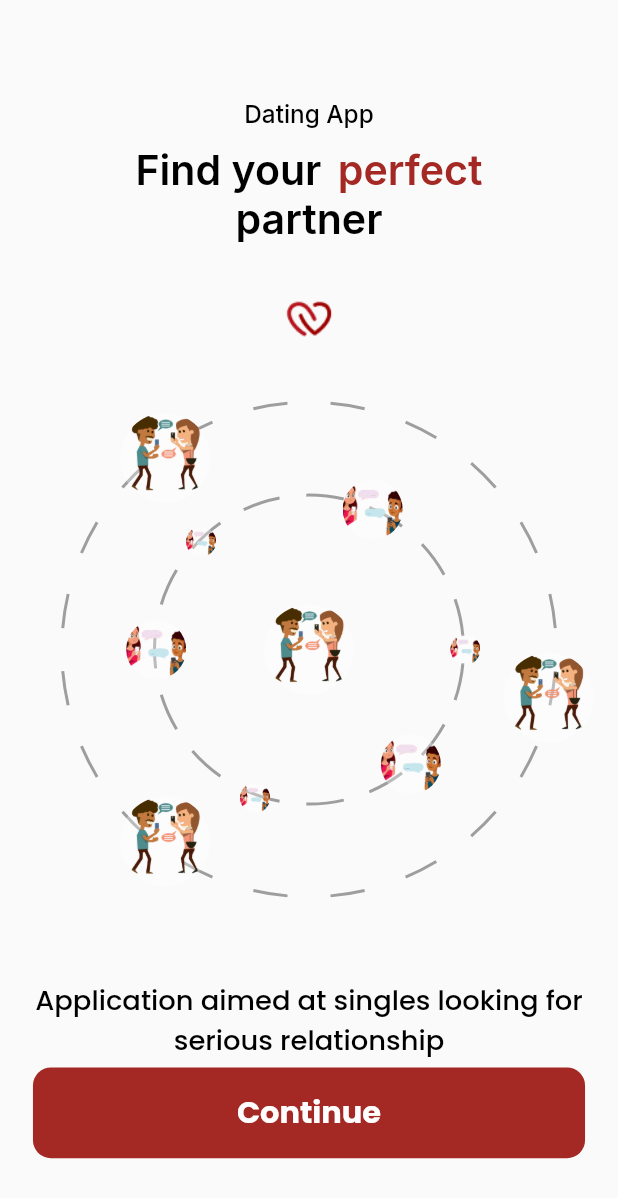
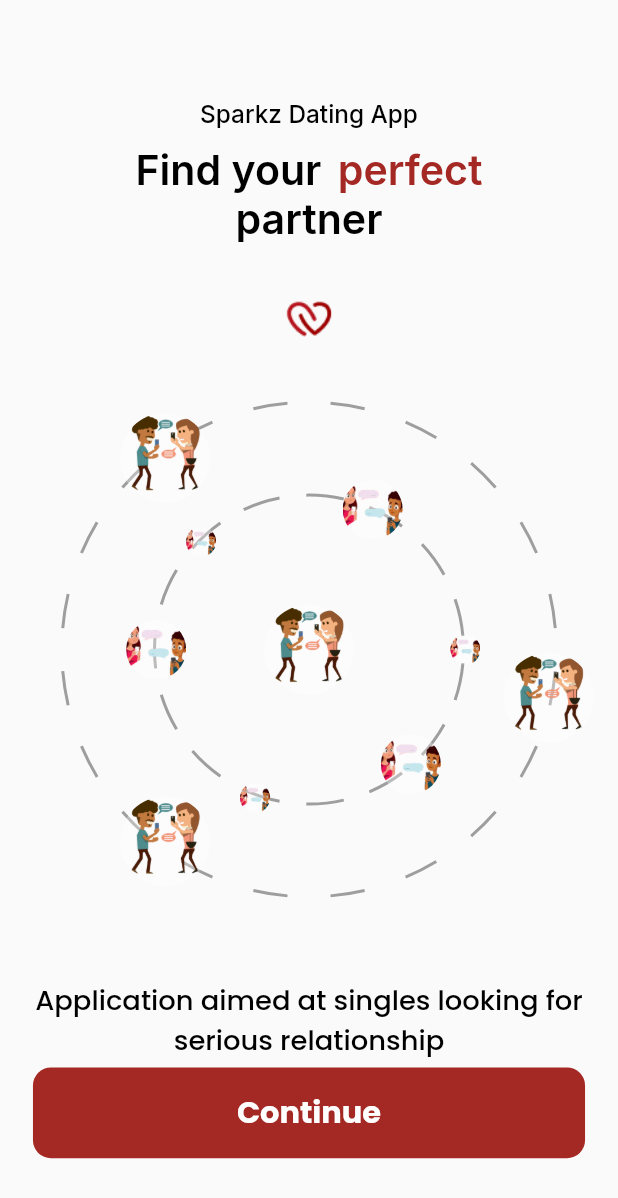
Before and after one commit to olawills/Sparkz-Dating-App, a Flutter app: the screen it shows after launch, on a phone screen of 412 x 824 dp. Shown: the top 1198 px of the screen. Run offline on Flutter 3.47's test engine with Material 2 defaults, Android fonts, the phone set to English and light mode, and no system bars; our stand-ins replace awesome_notifications, bloc, cached_network_image, connectivity_plus, dartz, dio and 14 more; missing offline and left inert: coolicons; accounts and stored records are empty; project files that could hold a hidden picture were left out.

Commit message:
going public ☁️ 😃

```diff
--- a/lib/app/common/constants/app_constant.dart
+++ b/lib/app/common/constants/app_constant.dart
@@ -8,7 +8,7 @@ const Duration veryLongDuration = Duration(seconds: 3);
 const profileUrl =
     "https://media.istockphoto.com/id/1451587807/vector/user-profile-icon-vector-avatar-or-person-icon-profile-picture-portrait-symbol-vector.jpg?s=612x612&w=0&k=20&c=yDJ4ITX1cHMh25Lt1vI1zBn2cAKKAlByHBvPJ8gEiIg=";
 
-String kAppName = 'Dating App';
+String kAppName = 'Sparkz Dating App';
 String firstPage = 'Find your';
 
 String pageOne =
--- a/lib/app/core/domain/dating_app.dart
+++ b/lib/app/core/domain/dating_app.dart
@@ -1,10 +1,28 @@
+import 'package:awesome_notifications/awesome_notifications.dart';
 import 'package:dating_app/app/common/common.dart';
 import 'package:dating_app/app/core/core.dart';
 import 'package:dating_app/app/core/routes/app_router.dart';
+import 'package:dating_app/app/core/services/push_notification.dart';
 import 'package:flutter_screenutil/flutter_screenutil.dart';
 
-class SparkzConfig extends StatelessWidget {
+class SparkzConfig extends StatefulWidget {
   const SparkzConfig({super.key});
+
+  @override
+  State<SparkzConfig> createState() => _SparkzConfigState();
+}
+
+class _SparkzConfigState extends State<SparkzConfig> {
+  @override
+  void initState() {
+    super.initState();
+
+    // ** Initialize Push Notifications
+    FirebasePushNotificationServce.getDeviceToken();
+    FirebasePushNotificationServce.requestPermission();
+    FirebasePushNotificationServce.initializeNotification();
+    AwesomeNotifications().requestPermissionToSendNotifications();
+  }
 
   @override
   Widget build(BuildContext context) {
--- a/lib/app/core/services/app_tokens.dart
+++ b/lib/app/core/services/app_tokens.dart
@@ -3,8 +3,21 @@ class AppTokens {
   static String hasSeenOnboardingKey = 'hasSeenOnboardingKey';
   static String authToken = 'auth_token';
   static String infoToken = 'info_token';
-  static String userDetails = 'users';
-  static String fistName = 'firstName';
+  // static String userDetails = 'users';
+  // static String fistName = 'firstName';
+  // static String lastName = 'lastName';
+  // static String userEmail = 'email';
+
+  static String firstName = 'firstName';
   static String lastName = 'lastName';
-  static String userEmail = 'email';
+  static String email = 'email';
+  static String loggedIn = 'auth_token';
+  static String firstTime = 'FirstTime';
+  static String userDetails = 'user_data';
+  static String gender = 'gender';
+  static String interest = 'interest';
+  static String profilePicture = 'ProfilePicture';
+  static String finishedOtp = '';
+  static String token = 'access_token';
+  static String pushNotificationToken = "FCM";
 }
--- a/lib/app/core/services/auth_local_data_source.dart
+++ b/lib/app/core/services/auth_local_data_source.dart
@@ -1,6 +1,8 @@
 import 'package:dating_app/app/common/common.dart';
 import 'package:dating_app/presentation/auth/data/models/user.dart';
 import 'package:shared_preferences/shared_preferences.dart';
+
+import 'app_tokens.dart';
 
 class LocalDataStorage {
   static final LocalDataStorage instance = LocalDataStorage._init();
@@ -13,18 +15,18 @@ class LocalDataStorage {
     return _prefs!;
   }
 
-  final String _firstName = 'firstName';
-  final String _lastName = 'lastName';
-  final String _email = 'email';
-  final String _loggedIn = 'auth_token';
-  final String _firstTime = 'FirstTime';
-  final _userDetails = 'user_data';
-  final String _gender = 'gender';
-  final String _interest = 'interest';
-  final String _profilePicture = 'ProfilePicture';
+  final String _firstName = AppTokens.firstName;
+  final String _lastName = AppTokens.lastName;
+  final String _email = AppTokens.email;
+  final String _loggedIn = AppTokens.loggedIn;
+  final String _firstTime = AppTokens.firstTime;
+  final _userDetails = AppTokens.userDetails;
+  final String _gender = AppTokens.gender;
+  final String _interest = AppTokens.gender;
+  final String _profilePicture = AppTokens.profilePicture;
   final String _finishedOtp = '';
-  final String _token = 'access_token';
-  final String _pushNotificationToken = "FCM";
+  final String _token = AppTokens.token;
+  final String _pushNotificationToken = AppTokens.pushNotificationToken;
 
   Future<bool> setFirstTime() async {
     final pref = await instance.prefs;
--- a/lib/app/core/services/push_notification.dart
+++ b/lib/app/core/services/push_notification.dart
@@ -1,3 +1,5 @@
+import 'package:awesome_notifications/awesome_notifications.dart';
+import 'package:dating_app/app/core/logger/app_logger.dart';
 import 'package:dating_app/app/core/services/auth_local_data_source.dart';
 import 'package:firebase_messaging/firebase_messaging.dart';
 import 'package:flutter/material.dart';
@@ -6,11 +8,63 @@ class FirebasePushNotificationServce {
   FirebasePushNotificationServce._();
   static FirebaseMessaging firebaseMessaging = FirebaseMessaging.instance;
 
-  static void init() {
+  static void getDeviceToken() {
     // ** get notification token
     firebaseMessaging.getToken().then((value) async {
       debugPrint("getToken :$value");
       await LocalDataStorage.instance.saveNotificationMessage(value!);
     });
   }
+
+  static Future<void> initializeNotification() async {
+    AwesomeNotifications().initialize(
+      null,
+      [
+        NotificationChannel(
+            channelKey: "Sparkz Dating App",
+            channelName: "Sparkz Dating App",
+            channelDescription: "Notification channel for Sparkz Dating App",
+            importance: NotificationImportance.High,
+            icon: 'resource://drawable/background.png'),
+      ],
+    );
+  }
+
+  static Future<void> onMessageListen() async {
+    FirebaseMessaging.onMessage.listen((RemoteMessage message) async {
+      Log.info("....................................onMessage..........");
+      Log.info(
+          "onMessage: ${message.notification?.title}/${message.notification?.body}");
+
+      await AwesomeNotifications().createNotification(
+        content: NotificationContent(
+          id: 0,
+          channelKey: "Sparks Dating App",
+          title: message.notification?.title,
+          body: message.notification?.body,
+          largeIcon: "asset://assets/images/no-wifi.png",
+        ),
+      );
+    });
+  }
+
+  static Future<void> requestPermission() async {
+    NotificationSettings settings = await firebaseMessaging.requestPermission(
+      alert: true,
+      announcement: false,
+      badge: true,
+      carPlay: false,
+      criticalAlert: false,
+      provisional: false,
+      sound: true,
+    );
+    if (settings.authorizationStatus == AuthorizationStatus.authorized) {
+      debugPrint("User have granted permission");
+    } else if (settings.authorizationStatus ==
+        AuthorizationStatus.provisional) {
+      debugPrint("User has granted provisional permission");
+    } else {
+      debugPrint("User has not acepted any permission");
+    }
+  }
 }
--- a/pubspec.yaml
+++ b/pubspec.yaml
@@ -7,6 +7,7 @@ environment:
   sdk: ">=3.0.5 <4.0.0"
 
 dependencies:
+  awesome_notifications: ^0.7.4+1
   bloc: ^8.1.1
   cached_network_image: ^3.2.3
   carousel_slider: ^4.2.1
```
Also changed, not shown: lib/main.dart (+9 -6 lines), lib/presentation/auth/data/repository/auth_repository.dart (+4 -7 lines), pubspec.lock, 6 other files.
